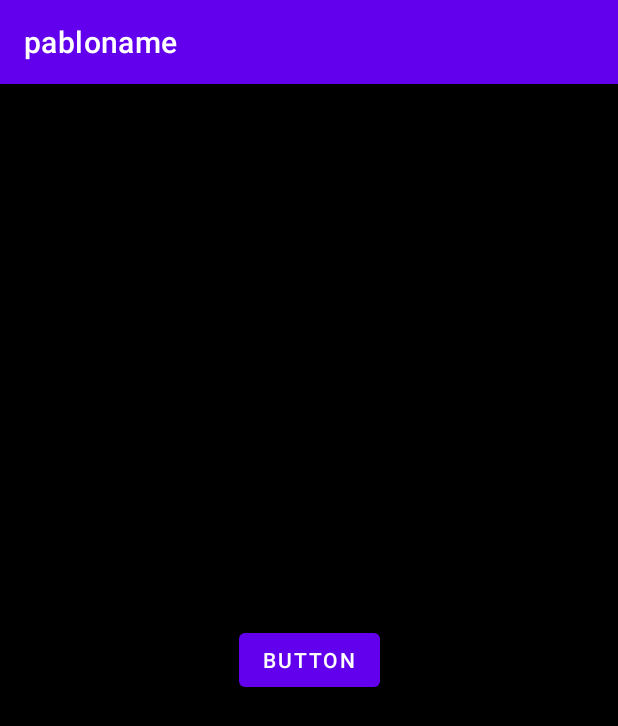
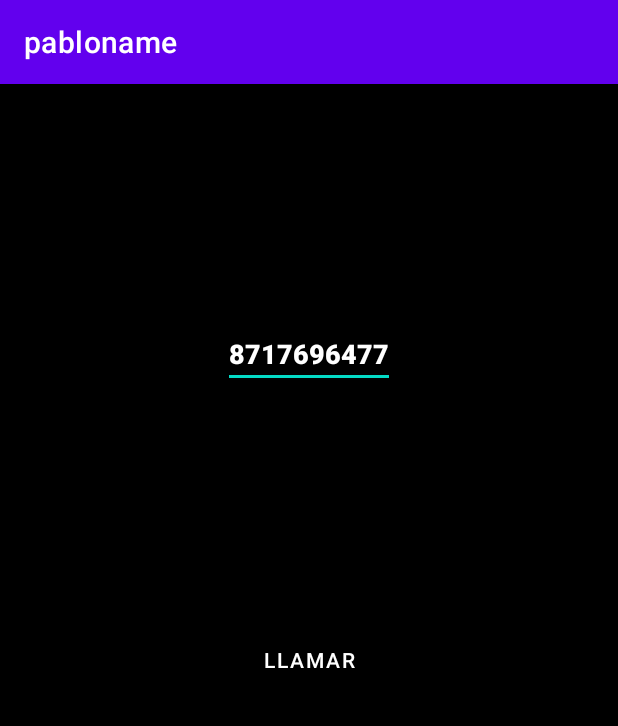
Before and after one commit to pablovazquezalv/Interfaces_Intents, an Android app: the screen it shows after launch (Llamadas before the commit, Llamar after it), after a tap on "PERMISOS (LLAMAR)", on a phone screen of 412 x 824 dp. Shown: the top 726 px of the screen. Run offline under Robolectric (Android 15) with nearby library versions, the phone set to English and light mode, and no system bars.

Commit message:
se añadio dos pantallas mas y se arreglo lo de llamadas

```diff
--- a/app/build.gradle
+++ b/app/build.gradle
@@ -30,7 +30,7 @@ android {
 dependencies {
 
     def activity_version="1.2.3"
-    def fragment_version="1.3.4"
+    def fragment_version="1.3.5"
 
     implementation 'androidx.appcompat:appcompat:1.5.1'
     implementation 'com.google.android.material:material:1.6.1'
@@ -39,6 +39,6 @@ dependencies {
     androidTestImplementation 'androidx.test.ext:junit:1.1.3'
     androidTestImplementation 'androidx.test.espresso:espresso-core:3.4.0'
 
-    //implementation "androidx.activity:activity-ktx:$activity_version"
+   // implementation "androidx.activity:activity-ktx:$activity_version"
     //implementation "androidx.fragment:fragment-ktx:$fragment_version"
 }
--- a/app/src/main/java/com/example/instanceexplicit/Datos.java
+++ b/app/src/main/java/com/example/instanceexplicit/Datos.java
@@ -18,6 +18,6 @@ TextView tvDatos,tvDatos2;
         Bundle recibedatos=getIntent().getExtras();
         String info =recibedatos.getString("keyDatos");
 
-        tvDatos.setText(info);
+        tvDatos.setText(info+" Buenas Tardes");
     }
 }
--- a/app/src/main/java/com/example/instanceexplicit/Llamadas.java
+++ /dev/null
@@ -1,37 +0,0 @@
-package com.example.instanceexplicit;
-
-import androidx.appcompat.app.AppCompatActivity;
-import androidx.core.content.ContextCompat;
-
-import android.Manifest;
-import android.content.pm.PackageManager;
-import android.os.Bundle;
-import android.widget.Toast;
-
-public class Llamadas extends AppCompatActivity {
-
-
-    int REQUEST_CODE=200;
-    @Override
-    protected void onCreate(Bundle savedInstanceState) {
-        super.onCreate(savedInstanceState);
-        setContentView(R.layout.activity_llamadas);
-
-        verificarPermiso();
-    }
-
-
-    private void verificarPermiso()
-    {
-        int Permiso=ContextCompat.checkSelfPermission(this, Manifest.permission.SEND_SMS);
-
-        if(Permiso==PackageManager.PERMISSION_GRANTED)
-        {
-            ///
-            Toast.makeText(this, "permiso aceptado", Toast.LENGTH_SHORT).show();
-        }else
-        {
-        requestPermissions(new String[]{Manifest.permission.SEND_SMS},REQUEST_CODE);
-        }
-    }
-}
--- /dev/null
+++ b/app/src/main/java/com/example/instanceexplicit/Llamar.java
@@ -0,0 +1,103 @@
+package com.example.instanceexplicit;
+
+import androidx.annotation.NonNull;
+import androidx.appcompat.app.AppCompatActivity;
+import androidx.core.app.ActivityCompat;
+import androidx.core.content.ContextCompat;
+
+import android.Manifest;
+import android.annotation.SuppressLint;
+import android.content.Intent;
+import android.content.pm.PackageManager;
+import android.net.Uri;
+import android.os.Build;
+import android.os.Bundle;
+import android.util.Log;
+import android.view.View;
+import android.widget.Button;
+import android.widget.EditText;
+import android.widget.Toast;
+
+public class Llamar extends AppCompatActivity {
+    protected  static final int REQUEST_PERMISSION_CALL=100;
+    Button btnllamar;
+   EditText txtnumero;
+    @Override
+    protected void onCreate(Bundle savedInstanceState) {
+        super.onCreate(savedInstanceState);
+        setContentView(R.layout.activity_llamar);
+
+        btnllamar=findViewById(R.id.llamarapablo);
+        txtnumero=findViewById(R.id.textnumber);
+
+        btnllamar.setOnClickListener(new View.OnClickListener() {
+            @SuppressLint("ObsoleteSdkInt")
+            @Override
+            public void onClick(View v) {
+            String phone = txtnumero.getText().toString().trim();
+            if(Build.VERSION.SDK_INT <  Build.VERSION_CODES.M)
+            {
+                //LA VERSION DE LA API ES DE LAS QUE PIDE ACEPTAR PERMISOS AL INTALAR
+                call(phone);
+
+            }//SI NO ES DE ESAS
+            else
+            {
+                //SI LA VERSION Y LOS PERMISOS SON ACEPTADOS
+              if(ContextCompat.checkSelfPermission(Llamar.this, Manifest.permission.CALL_PHONE)==  PackageManager.PERMISSION_GRANTED)
+              {
+                  //LLAMAR (PERMISOS ACEPTADOS)
+                  call(phone);
+              }
+              else
+              {
+                if (ActivityCompat.shouldShowRequestPermissionRationale(Llamar.this,Manifest.permission.CALL_PHONE))
+                {
+
+                }
+                else
+                {
+                    //EL USUARIO RECHAZO LOS PERMISOS 1 VEZ
+                    //SE RECHAZARON
+                    // RECIBE LOS PERMISOS Y LA ACCION Y RECIBE EL PERMISO (INT)
+                }ActivityCompat.requestPermissions(Llamar.this,new String[]{Manifest.permission.CALL_PHONE},REQUEST_PERMISSION_CALL);
+              }
+            }
+            }
+        });
+    }
+
+    //
+    @Override
+    public void onRequestPermissionsResult(int requestCode, @NonNull String[] permissions, @NonNull int[] grantResults)
+    {
+        //SI EL CODE ES IGUAL AL CODIGO
+        if (requestCode==REQUEST_PERMISSION_CALL)
+        {    //SI LOS PERMISOS FUERON HABILITADOS
+            if (permissions.length>0    && grantResults[0]  ==    PackageManager.PERMISSION_GRANTED)
+            {
+                //ACCION DE LLAMAR
+                String phone = txtnumero.getText().toString().trim();
+                call(phone);
+            }
+            //SI LOS RECHAZA OTRA VEZ
+            else
+            {
+                if (ActivityCompat.shouldShowRequestPermissionRationale(Llamar.this,Manifest.permission.CALL_PHONE))
+                {
+                    //
+                }
+                else
+                {//SI LOS RECHAZO YA QUE ES LA ULTIMA VEZ DEBE ACTIVALOS MANUALMENTE
+                    Toast.makeText(this, "activalos nuevamente manual", Toast.LENGTH_SHORT).show();
+                }
+            }
+        }
+        super.onRequestPermissionsResult(requestCode, permissions, grantResults);
+    }
+
+    private void call(String phone)
+    {
+        startActivity(new Intent(Intent.ACTION_CALL,Uri.parse("tel:"+phone)));
+    }
+}
--- a/app/src/main/java/com/example/instanceexplicit/MainActivity.java
+++ b/app/src/main/java/com/example/instanceexplicit/MainActivity.java
@@ -14,6 +14,7 @@ public class MainActivity extends AppCompatActivity {
     Button btnweb,btncamara,btngatito,btnutt,btndato,btnllamadas;
 
     String _url="https://www.youtube.com/watch?v=VtKcDwz6hiM";
+    String _url2="https://uttorreon.mx/";
     @Override
     protected void onCreate(Bundle savedInstanceState) {
         super.onCreate(savedInstanceState);
@@ -60,7 +61,9 @@ public class MainActivity extends AppCompatActivity {
         btnutt.setOnClickListener(new View.OnClickListener() {
             @Override
             public void onClick(View v) {
-                startActivity(new Intent(getApplicationContext(),Utt.class));
+                Uri _link= Uri.parse(_url2);
+                Intent i=new Intent(Intent.ACTION_VIEW,_link);
+                startActivity(i);
             }
         });
 
@@ -75,7 +78,7 @@ public class MainActivity extends AppCompatActivity {
         btnllamadas.setOnClickListener(new View.OnClickListener() {
             @Override
             public void onClick(View v) {
-                startActivity(new Intent(getApplicationContext(),Llamadas.class));
+                startActivity(new Intent(getApplicationContext(),Llamar.class));
             }
         });
 
--- a/app/src/main/res/layout/activity_datos.xml
+++ b/app/src/main/res/layout/activity_datos.xml
@@ -36,7 +36,7 @@
         app:layout_constraintTop_toBottomOf="@+id/text1"
         app:layout_constraintVertical_bias="0.179" />
 
-    <TextView
+    <!--<TextView
         android:id="@+id/text3"
         android:layout_width="wrap_content"
         android:layout_height="wrap_content"
@@ -48,6 +48,6 @@
         app:layout_constraintHorizontal_bias="0.498"
         app:layout_constraintStart_toStartOf="parent"
         app:layout_constraintTop_toBottomOf="@+id/text2"
-        app:layout_constraintVertical_bias="0.175" />
+        app:layout_constraintVertical_bias="0.175" />-->
 
 </androidx.constraintlayout.widget.ConstraintLayout>
--- a/app/src/main/res/layout/activity_llamadas.xml
+++ b/app/src/main/res/layout/activity_llamar.xml
@@ -5,13 +5,30 @@
     android:layout_width="match_parent"
     android:layout_height="match_parent"
     android:background="@color/black"
-    tools:context=".Llamadas">
+    tools:context=".Llamar">
+
+
+
+    <EditText
+        android:id="@+id/textnumber"
+        android:layout_width="wrap_content"
+        android:layout_height="wrap_content"
+        android:hint="Phone"
+        android:text="8717696477"
+        android:fontFamily="sans-serif-black"
+        android:inputType="number"
+        android:textColor="@color/white"
+        app:layout_constraintBottom_toTopOf="@+id/llamarapablo"
+        app:layout_constraintEnd_toEndOf="parent"
+        app:layout_constraintStart_toStartOf="parent"
+        app:layout_constraintTop_toTopOf="parent" />
 
     <Button
-        android:id="@+id/button"
+        android:id="@+id/llamarapablo"
         android:layout_width="wrap_content"
         android:layout_height="wrap_content"
-        android:text="Button"
+        android:text="LLAMAR"
+        android:backgroundTint="@color/black"
         app:layout_constraintBottom_toBottomOf="parent"
         app:layout_constraintEnd_toEndOf="parent"
         app:layout_constraintStart_toStartOf="parent"
--- a/app/src/main/res/layout/activity_main.xml
+++ b/app/src/main/res/layout/activity_main.xml
@@ -45,7 +45,7 @@
         android:layout_margin="20dp"
         android:backgroundTint="@color/black"
         android:gravity="center"
-        android:text="playera" />
+        android:text="Abrir siautt" />
 
     <Button
         android:id="@+id/btndatos"
```
Also changed, not shown: app/src/main/AndroidManifest.xml (+7 -9 lines), app/src/main/java/com/example/instanceexplicit/Utt.java (deleted, +0 -14 lines), app/src/main/res/layout/activity_mostrar_datos.xml (+5 -5 lines), app/src/main/res/layout/activity_utt.xml (deleted, +0 -109 lines).
